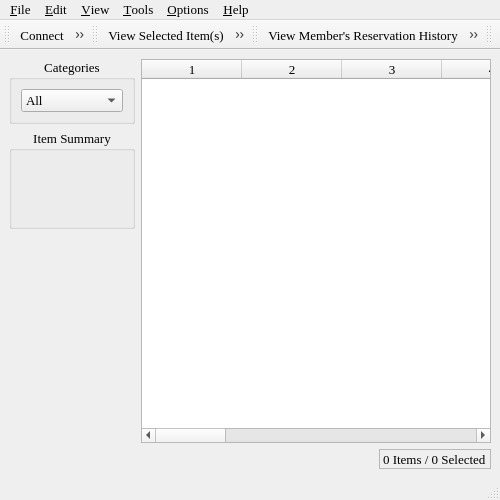
Above: mainwindow.ui from textbrowser/biblioteq before the change. Below: the same form after it.
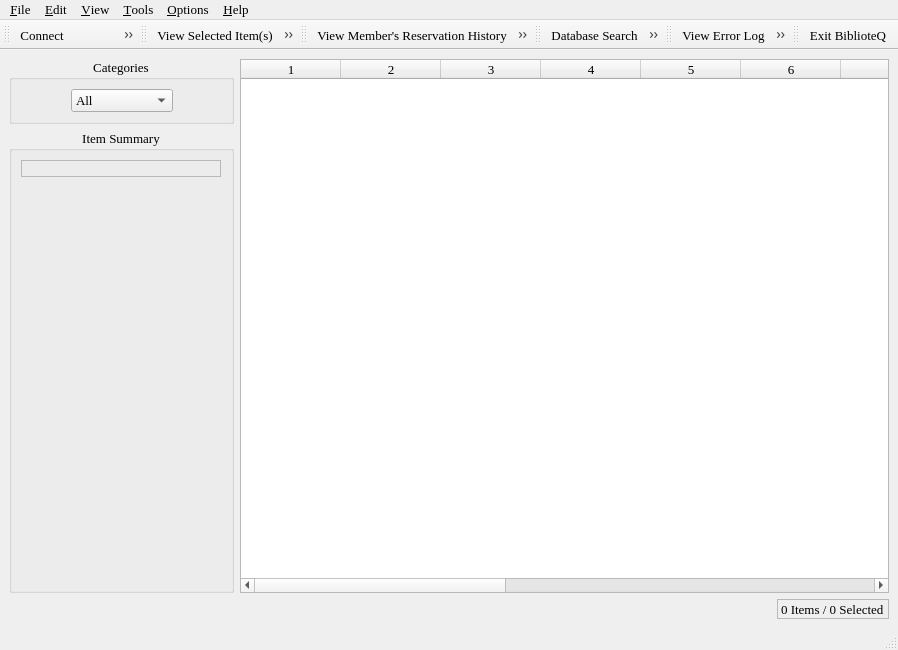
That is the form after the change. Icons and pictures are not drawn. Custom widgets are drawn as their Qt base class.

Diff of the .ui file:
```diff
--- a/mainwindow.ui
+++ b/mainwindow.ui
@@ -5,14 +5,14 @@
    <rect>
     <x>0</x>
     <y>0</y>
-    <width>500</width>
-    <height>500</height>
+    <width>898</width>
+    <height>650</height>
    </rect>
   </property>
   <property name="minimumSize" >
    <size>
     <width>500</width>
-    <height>500</height>
+    <height>650</height>
    </size>
   </property>
   <property name="font" >
@@ -37,9 +37,21 @@
     <item>
      <layout class="QHBoxLayout" >
       <item>
-       <layout class="QVBoxLayout" >
-        <item>
+       <layout class="QGridLayout" >
+        <item row="0" column="0" >
          <widget class="QGroupBox" name="groupBox" >
+          <property name="sizePolicy" >
+           <sizepolicy vsizetype="Preferred" hsizetype="Fixed" >
+            <horstretch>0</horstretch>
+            <verstretch>0</verstretch>
+           </sizepolicy>
+          </property>
+          <property name="minimumSize" >
+           <size>
+            <width>225</width>
+            <height>0</height>
+           </size>
+          </property>
           <property name="title" >
            <string>Categories</string>
           </property>
@@ -49,7 +61,20 @@
           <property name="flat" >
            <bool>true</bool>
           </property>
-          <layout class="QVBoxLayout" >
+          <layout class="QHBoxLayout" >
+           <item>
+            <spacer>
+             <property name="orientation" >
+              <enum>Qt::Horizontal</enum>
+             </property>
+             <property name="sizeHint" >
+              <size>
+               <width>40</width>
+               <height>20</height>
+              </size>
+             </property>
+            </spacer>
+           </item>
            <item>
             <widget class="QComboBox" name="typefilter" >
              <property name="sizeAdjustPolicy" >
@@ -92,17 +117,36 @@
              </item>
             </widget>
            </item>
+           <item>
+            <spacer>
+             <property name="orientation" >
+              <enum>Qt::Horizontal</enum>
+             </property>
+             <property name="sizeHint" >
+              <size>
+               <width>40</width>
+               <height>20</height>
+              </size>
+             </property>
+            </spacer>
+           </item>
           </layout>
          </widget>
         </item>
-        <item>
-         <widget class="QGroupBox" name="groupBox_2" >
+        <item row="1" column="0" >
+         <widget class="QGroupBox" name="itemSummary" >
           <property name="sizePolicy" >
-           <sizepolicy vsizetype="Preferred" hsizetype="Preferred" >
+           <sizepolicy vsizetype="Preferred" hsizetype="Fixed" >
             <horstretch>0</horstretch>
             <verstretch>0</verstretch>
            </sizepolicy>
           </property>
+          <property name="minimumSize" >
+           <size>
+            <width>225</width>
+            <height>0</height>
+           </size>
+          </property>
           <property name="title" >
            <string>Item Summary</string>
           </property>
@@ -115,6 +159,15 @@
           <layout class="QVBoxLayout" >
            <item>
             <widget class="QLabel" name="summary" >
+             <property name="maximumSize" >
+              <size>
+               <width>200</width>
+               <height>16777215</height>
+              </size>
+             </property>
+             <property name="frameShape" >
+              <enum>QFrame::StyledPanel</enum>
+             </property>
              <property name="text" >
               <string/>
              </property>
@@ -131,6 +184,9 @@
              <property name="text" >
               <string/>
              </property>
+             <property name="alignment" >
+              <set>Qt::AlignCenter</set>
+             </property>
             </widget>
            </item>
            <item>
@@ -141,24 +197,27 @@
              <property name="text" >
               <string/>
              </property>
+             <property name="alignment" >
+              <set>Qt::AlignCenter</set>
+             </property>
             </widget>
            </item>
+           <item>
+            <spacer>
+             <property name="orientation" >
+              <enum>Qt::Vertical</enum>
+             </property>
+             <property name="sizeHint" >
+              <size>
+               <width>20</width>
+               <height>47</height>
+              </size>
+             </property>
+            </spacer>
+           </item>
           </layout>
          </widget>
         </item>
-        <item>
-         <spacer>
-          <property name="orientation" >
-           <enum>Qt::Vertical</enum>
-          </property>
-          <property name="sizeHint" >
-           <size>
-            <width>20</width>
-            <height>40</height>
-           </size>
-          </property>
-         </spacer>
-        </item>
        </layout>
       </item>
       <item>
@@ -328,7 +387,7 @@
     <rect>
      <x>0</x>
      <y>0</y>
-     <width>500</width>
+     <width>898</width>
      <height>28</height>
     </rect>
    </property>
```
Left out of the diff: 6 changed lines with no effect on the pictures.
